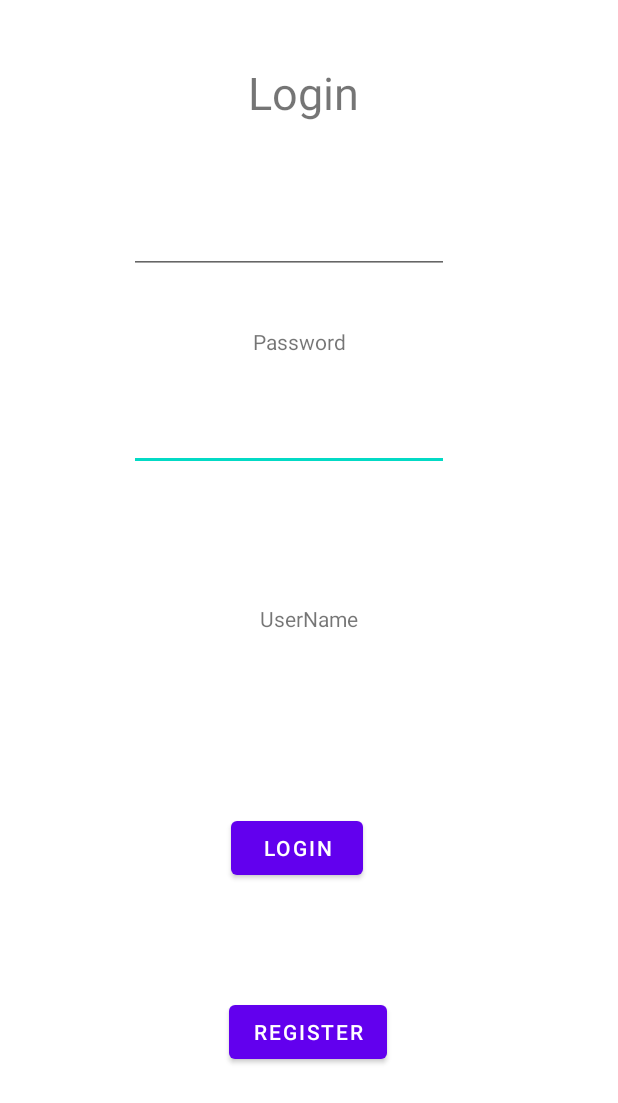
After one commit to NBOLIVARTELECO/JavaMenuLoginFirebase, an Android app: the layout fragment_login.xml on its own in the app's theme, with its tools: preview values and no code run, on a phone screen of 412 x 824 dp. The commit adds this screen. Shown: the top 1103 px of the screen. Run offline under Robolectric (Android 15) with nearby library versions, the phone set to English and light mode, and no system bars.

Commit message:
3. Versión con pantalla login funcional

```diff
--- a/app/build.gradle.kts
+++ b/app/build.gradle.kts
@@ -1,10 +1,11 @@
 plugins {
     alias(libs.plugins.android.application)
+    alias(libs.plugins.google.gms.google.services)
 }
 
 android {
     namespace = "com.example.javamenulogin"
-    compileSdk = 34
+    compileSdk = 35
 
     defaultConfig {
         applicationId = "com.example.javamenulogin"
@@ -43,6 +44,10 @@ dependencies {
     implementation(libs.lifecycle.viewmodel.ktx)
     implementation(libs.navigation.fragment)
     implementation(libs.navigation.ui)
+    implementation(libs.firebase.auth)
+    implementation(libs.credentials)
+    implementation(libs.credentials.play.services.auth)
+    implementation(libs.googleid)
     testImplementation(libs.junit)
     androidTestImplementation(libs.ext.junit)
     androidTestImplementation(libs.espresso.core)
--- a/app/src/main/java/com/example/javamenulogin/MainActivity.java
+++ b/app/src/main/java/com/example/javamenulogin/MainActivity.java
@@ -42,7 +42,7 @@ public class MainActivity extends AppCompatActivity {
         // Passing each menu ID as a set of Ids because each
         // menu should be considered as top level destinations.
         mAppBarConfiguration = new AppBarConfiguration.Builder(
-                R.id.nav_home, R.id.nav_gallery, R.id.nav_slideshow)
+                R.id.nav_login, R.id.nav_home, R.id.nav_gallery, R.id.nav_slideshow)
                 .setOpenableLayout(drawer)
                 .build();
         NavController navController = Navigation.findNavController(this, R.id.nav_host_fragment_content_main);
--- a/app/src/main/java/com/example/javamenulogin/ui/gallery/GalleryFragment.java
+++ b/app/src/main/java/com/example/javamenulogin/ui/gallery/GalleryFragment.java
@@ -18,8 +18,8 @@ public class GalleryFragment extends Fragment {
 
     public View onCreateView(@NonNull LayoutInflater inflater,
                              ViewGroup container, Bundle savedInstanceState) {
-        GalleryViewModel galleryViewModel =
-                new ViewModelProvider(this).get(GalleryViewModel.class);
+        com.example.javamenulogin.ui.gallery.GalleryViewModel galleryViewModel =
+                new ViewModelProvider(this).get(com.example.javamenulogin.ui.gallery.GalleryViewModel.class);
 
         binding = FragmentGalleryBinding.inflate(inflater, container, false);
         View root = binding.getRoot();
--- a/app/src/main/java/com/example/javamenulogin/ui/home/HomeFragment.java
+++ b/app/src/main/java/com/example/javamenulogin/ui/home/HomeFragment.java
@@ -4,6 +4,7 @@ import android.os.Bundle;
 import android.view.LayoutInflater;
 import android.view.View;
 import android.view.ViewGroup;
+import android.widget.Button;
 import android.widget.TextView;
 
 import androidx.annotation.NonNull;
@@ -26,6 +27,9 @@ public class HomeFragment extends Fragment {
 
         final TextView textView = binding.textHome;
         homeViewModel.getText().observe(getViewLifecycleOwner(), textView::setText);
+
+
+
         return root;
     }
 
--- a/app/src/main/res/layout/fragment_gallery.xml
+++ b/app/src/main/res/layout/fragment_gallery.xml
@@ -4,7 +4,7 @@
     xmlns:tools="http://schemas.android.com/tools"
     android:layout_width="match_parent"
     android:layout_height="match_parent"
-    tools:context=".ui.gallery.GalleryFragment">
+    tools:context=".ui.gallery.LoginFragment">
 
     <TextView
         android:id="@+id/text_gallery"
--- /dev/null
+++ b/app/src/main/res/layout/fragment_login.xml
@@ -0,0 +1,103 @@
+<?xml version="1.0" encoding="utf-8"?>
+<androidx.constraintlayout.widget.ConstraintLayout xmlns:android="http://schemas.android.com/apk/res/android"
+    xmlns:tools="http://schemas.android.com/tools"
+    xmlns:app="http://schemas.android.com/apk/res-auto"
+    android:layout_width="match_parent"
+    android:layout_height="match_parent"
+    tools:context=".ui.Login.LoginFragment">
+
+    <Button
+        android:id="@+id/buttonLogin"
+        android:layout_width="wrap_content"
+        android:layout_height="wrap_content"
+        android:text="@string/BotonLogin"
+        app:layout_constraintBottom_toBottomOf="parent"
+        app:layout_constraintEnd_toEndOf="parent"
+        app:layout_constraintHorizontal_bias="0.476"
+        app:layout_constraintStart_toStartOf="parent"
+        app:layout_constraintTop_toTopOf="parent"
+        app:layout_constraintVertical_bias="0.698"
+        tools:ignore="MissingConstraints" />
+
+    <Button
+        android:id="@+id/buttonRegister"
+        android:layout_width="wrap_content"
+        android:layout_height="wrap_content"
+        android:text="Register"
+        app:layout_constraintBottom_toBottomOf="parent"
+        app:layout_constraintEnd_toEndOf="parent"
+        app:layout_constraintHorizontal_bias="0.498"
+        app:layout_constraintStart_toStartOf="parent"
+        app:layout_constraintTop_toTopOf="parent"
+        app:layout_constraintVertical_bias="0.856"
+        tools:ignore="MissingConstraints" />
+
+    <TextView
+        android:id="@+id/textName"
+        android:layout_width="wrap_content"
+        android:layout_height="wrap_content"
+        android:text="UserName"
+        tools:layout_editor_absoluteX="166dp"
+        tools:layout_editor_absoluteY="152dp"
+        tools:ignore="MissingConstraints"
+        app:layout_constraintBottom_toBottomOf="parent"
+        app:layout_constraintEnd_toEndOf="parent"
+        app:layout_constraintStart_toStartOf="parent"
+        app:layout_constraintTop_toTopOf="parent"/>
+
+    <TextView
+        android:id="@+id/textPass"
+        android:layout_width="wrap_content"
+        android:layout_height="wrap_content"
+        android:text="Password"
+        app:layout_constraintBottom_toBottomOf="parent"
+        app:layout_constraintEnd_toEndOf="parent"
+        app:layout_constraintHorizontal_bias="0.481"
+        app:layout_constraintStart_toStartOf="parent"
+        app:layout_constraintTop_toTopOf="parent"
+        app:layout_constraintVertical_bias="0.271"
+        tools:ignore="MissingConstraints" />
+
+    <EditText
+        android:id="@+id/editTextPass"
+        android:layout_width="wrap_content"
+        android:layout_height="wrap_content"
+        android:ems="10"
+        android:inputType="textPassword"
+        app:layout_constraintBottom_toBottomOf="parent"
+        app:layout_constraintEnd_toEndOf="parent"
+        app:layout_constraintHorizontal_bias="0.432"
+        app:layout_constraintStart_toStartOf="parent"
+        app:layout_constraintTop_toTopOf="parent"
+        app:layout_constraintVertical_bias="0.345"
+        tools:ignore="MissingConstraints" />
+
+    <EditText
+        android:id="@+id/editTextName"
+        android:layout_width="wrap_content"
+        android:layout_height="wrap_content"
+        android:ems="10"
+        android:inputType="text"
+        android:text=""
+        app:layout_constraintBottom_toBottomOf="parent"
+        app:layout_constraintEnd_toEndOf="parent"
+        app:layout_constraintHorizontal_bias="0.432"
+        app:layout_constraintStart_toStartOf="parent"
+        app:layout_constraintTop_toTopOf="parent"
+        app:layout_constraintVertical_bias="0.176"
+        tools:ignore="MissingConstraints" />
+
+    <TextView
+        android:id="@+id/textLogin"
+        android:layout_width="wrap_content"
+        android:layout_height="wrap_content"
+        android:text="@string/BotonLogin"
+        android:textSize="30sp"
+        app:layout_constraintBottom_toBottomOf="parent"
+        app:layout_constraintEnd_toEndOf="parent"
+        app:layout_constraintHorizontal_bias="0.489"
+        app:layout_constraintStart_toStartOf="parent"
+        app:layout_constraintTop_toTopOf="parent"
+        app:layout_constraintVertical_bias="0.053"
+        tools:ignore="MissingConstraints" />
+</androidx.constraintlayout.widget.ConstraintLayout>
--- a/app/src/main/res/menu/activity_main_drawer.xml
+++ b/app/src/main/res/menu/activity_main_drawer.xml
@@ -16,5 +16,9 @@
             android:id="@+id/nav_slideshow"
             android:icon="@drawable/ic_menu_slideshow"
             android:title="@string/menu_slideshow" />
+        <item
+            android:id="@+id/nav_login"
+            android:icon="@drawable/common_google_signin_btn_text_dark"
+            android:title="@string/BotonLogin" />
     </group>
 </menu>
--- a/app/src/main/res/navigation/mobile_navigation.xml
+++ b/app/src/main/res/navigation/mobile_navigation.xml
@@ -22,4 +22,9 @@
         android:name="com.example.javamenulogin.ui.slideshow.SlideshowFragment"
         android:label="@string/menu_slideshow"
         tools:layout="@layout/fragment_slideshow" />
+    <fragment
+        android:id="@+id/nav_login"
+        android:name="com.example.javamenulogin.ui.Login.LoginFragment"
+        android:label="@string/menu_slideshow"
+        tools:layout="@layout/fragment_slideshow" />
 </navigation>
--- a/app/src/main/res/values/strings.xml
+++ b/app/src/main/res/values/strings.xml
@@ -1,6 +1,8 @@
 <resources>
     <string name="app_name">JAVAmenuLogin</string>
     <string name="navigation_drawer_open">Open navigation drawer</string>
+    <string name="BotonLogin">Login</string>
+
     <string name="navigation_drawer_close">Close navigation drawer</string>
     <string name="nav_header_title">Android Studio</string>
     <string name="nav_header_subtitle">android.studio@android.com</string>
@@ -10,4 +12,5 @@
     <string name="menu_home">Home</string>
     <string name="menu_gallery">Gallery</string>
     <string name="menu_slideshow">Slideshow</string>
+    <string name="menu_login">Login</string>
 </resources>
--- a/build.gradle.kts
+++ b/build.gradle.kts
@@ -1,4 +1,5 @@
 // Top-level build file where you can add configuration options common to all sub-projects/modules.
 plugins {
     alias(libs.plugins.android.application) apply false
+    alias(libs.plugins.google.gms.google.services) apply false
 }
--- a/gradle/libs.versions.toml
+++ b/gradle/libs.versions.toml
@@ -10,6 +10,11 @@ lifecycleLivedataKtx = "2.9.1"
 lifecycleViewmodelKtx = "2.9.1"
 navigationFragment = "2.9.0"
 navigationUi = "2.9.0"
+googleGmsGoogleServices = "4.4.2"
+firebaseAuth = "23.2.1"
+credentials = "1.5.0"
+credentialsPlayServicesAuth = "1.5.0"
+googleid = "1.1.1"
 
 [libraries]
 junit = { group = "junit", name = "junit", version.ref = "junit" }
@@ -22,6 +27,11 @@ lifecycle-livedata-ktx = { group = "androidx.lifecycle", name = "lifecycle-lived
 lifecycle-viewmodel-ktx = { group = "androidx.lifecycle", name = "lifecycle-viewmodel-ktx", version.ref = "lifecycleViewmodelKtx" }
 navigation-fragment = { group = "androidx.navigation", name = "navigation-fragment", version.ref = "navigationFragment" }
 navigation-ui = { group = "androidx.navigation", name = "navigation-ui", version.ref = "navigationUi" }
+firebase-auth = { group = "com.google.firebase", name = "firebase-auth", version.ref = "firebaseAuth" }
+credentials = { group = "androidx.credentials", name = "credentials", version.ref = "credentials" }
+credentials-play-services-auth = { group = "androidx.credentials", name = "credentials-play-services-auth", version.ref = "credentialsPlayServicesAuth" }
+googleid = { group = "com.google.android.libraries.identity.googleid", name = "googleid", version.ref = "googleid" }
 
 [plugins]
 android-application = { id = "com.android.application", version.ref = "agp" }
+google-gms-google-services = { id = "com.google.gms.google-services", version.ref = "googleGmsGoogleServices" }
```
